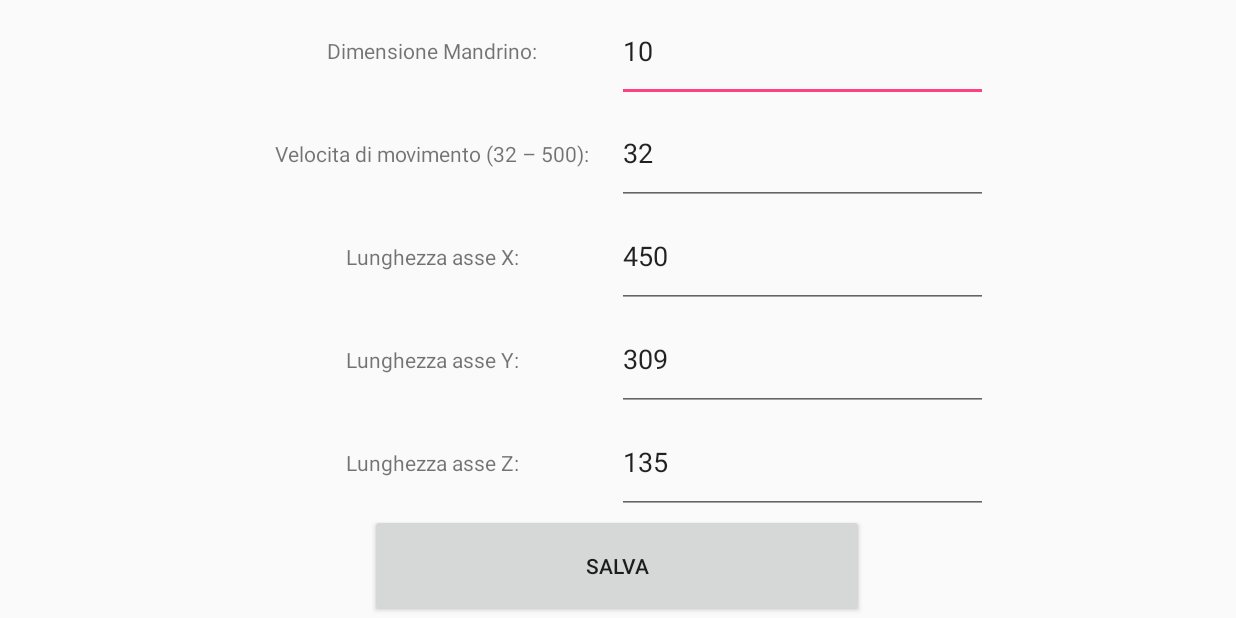
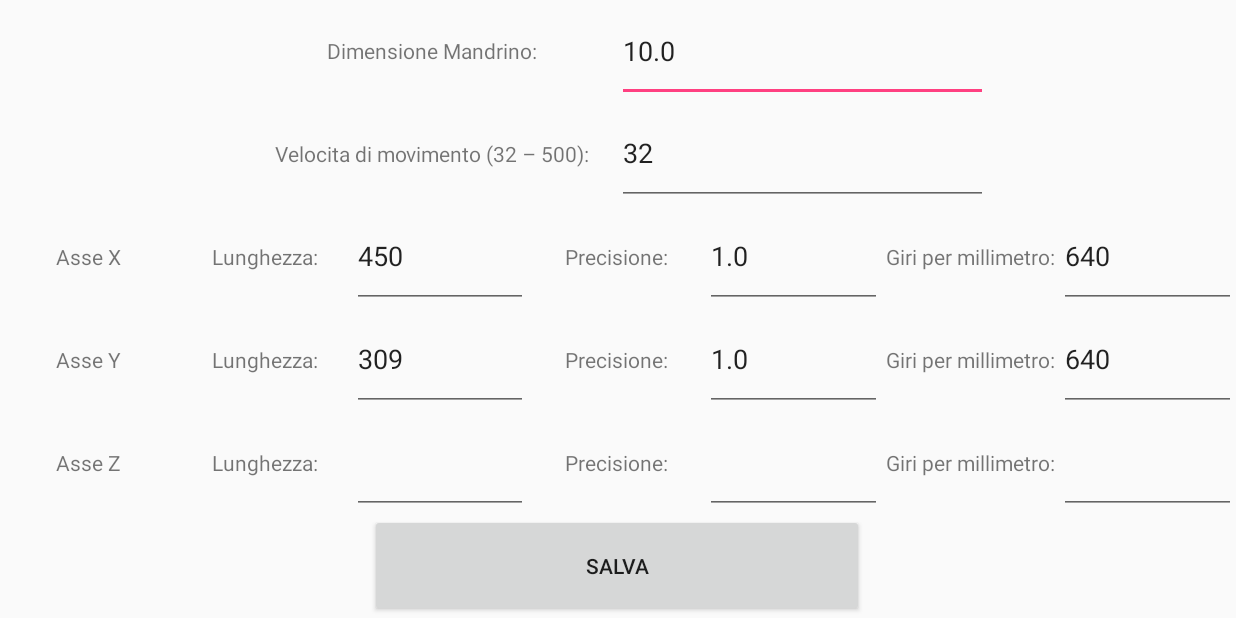
Before and after one commit to sgarzo10/macchinaCNC, an Android app: the SettingsActivity screen opened directly, with no data from a screen before it, after a tap on "SALVA", on a phone screen of 824 x 412 dp (held sideways). Run offline under Robolectric (Android 15) with nearby library versions, the phone set to English and light mode, and no system bars.

Commit message:
Aggiunto concetto di precisione per il movimento

```diff
--- a/app/src/main/java/com/prova/gui/device/view/QuadratoView.java
+++ b/app/src/main/java/com/prova/gui/device/view/QuadratoView.java
@@ -100,8 +100,8 @@ public class QuadratoView extends SurfaceView implements SurfaceHolder.Callback{
         }
     }
 
-    public void drawLine(String asseS, int old, int asse){
-        int diff = Math.abs(old - app.getAscoltatore().getPosizioni()[asse]);
+    public void drawLine(String asseS, float old, int asse){
+        float diff = Math.abs(old - app.getAscoltatore().getPosizioni()[asse]);
         if (diff > 1) {
             for (int i = 0; i < diff; i++) {
                 if (asseS.equals("x")) {
--- a/app/src/main/java/com/prova/gui/settings/activity/AscoltatoreSettingsActivity.java
+++ b/app/src/main/java/com/prova/gui/settings/activity/AscoltatoreSettingsActivity.java
@@ -15,11 +15,13 @@ public class AscoltatoreSettingsActivity implements View.OnClickListener {
     public void onClick(View view) {
         switch (view.getId()) {
             case R.id.salva:
-                app.getManageXml().setDiametro(Integer.parseInt(app.getMandrino().getText().toString()));
+                app.getManageXml().setDiametro(Double.parseDouble(app.getMandrino().getText().toString()));
                 app.getManageXml().setVelocita(Integer.parseInt(app.getVelocita().getText().toString()));
-                app.getManageXml().getLunghezze().set(0, Integer.parseInt(app.getLunghezzaX().getText().toString()));
-                app.getManageXml().getLunghezze().set(1, Integer.parseInt(app.getLunghezzaY().getText().toString()));
-                app.getManageXml().getLunghezze().set(2, Integer.parseInt(app.getLunghezzaZ().getText().toString()));
+                for (int i = 0; i < 2; i++) {
+                    app.getManageXml().getLunghezze().set(i, Integer.parseInt(app.getLunghezze().get(i).getText().toString()));
+                    app.getManageXml().getPrecisioni().set(i, Float.parseFloat(app.getPrecisioni().get(i).getText().toString()));
+                    app.getManageXml().getGiriMillimetro().set(i, Integer.parseInt(app.getGiriMillimetro().get(i).getText().toString()));
+                }
                 try {
                     app.getManageXml().setOst(app.openFileOutput("config.xml", MODE_PRIVATE));
                     app.getManageXml().writeXml();
--- a/app/src/main/java/com/prova/gui/settings/activity/SettingsActivity.java
+++ b/app/src/main/java/com/prova/gui/settings/activity/SettingsActivity.java
@@ -11,21 +11,22 @@ import com.prova.gui.settings.utility.ManageXml;
 
 import java.io.File;
 import java.io.FileNotFoundException;
+import java.util.ArrayList;
 
 public class SettingsActivity extends AppCompatActivity {
 
     private EditText mandrino;
     private EditText velocita;
-    private EditText lunghezzaX;
-    private EditText lunghezzaY;
-    private EditText lunghezzaZ;
+    private ArrayList<EditText> lunghezze;
+    private ArrayList<EditText> precisioni;
+    private ArrayList<EditText> giriMillimetro;
     private ManageXml manageXml;
 
     public EditText getMandrino() { return mandrino; }
-    public EditText getLunghezzaX() { return lunghezzaX; }
-    public EditText getLunghezzaY() { return lunghezzaY; }
-    public EditText getLunghezzaZ() { return lunghezzaZ; }
     public EditText getVelocita() { return velocita; }
+    public ArrayList<EditText> getLunghezze() { return lunghezze; }
+    public ArrayList<EditText> getPrecisioni() { return precisioni; }
+    public ArrayList<EditText> getGiriMillimetro() { return giriMillimetro; }
     public ManageXml getManageXml() { return manageXml; }
 
 
@@ -34,12 +35,21 @@ public class SettingsActivity extends AppCompatActivity {
     protected void onCreate(Bundle savedInstanceState) {
         super.onCreate(savedInstanceState);
         setContentView(R.layout.activity_settings);
+        lunghezze = new ArrayList<>();
+        precisioni = new ArrayList<>();
+        giriMillimetro = new ArrayList<>();
         Button salva = findViewById(R.id.salva);
         mandrino = findViewById(R.id.mandrino);
         velocita = findViewById(R.id.velocita);
-        lunghezzaX = findViewById(R.id.lunghezzaX);
-        lunghezzaY = findViewById(R.id.lunghezzaY);
-        lunghezzaZ = findViewById(R.id.lunghezzaZ);
+        lunghezze.add((EditText) findViewById(R.id.lunghezzaX));
+        lunghezze.add((EditText) findViewById(R.id.lunghezzaY));
+        lunghezze.add((EditText) findViewById(R.id.lunghezzaZ));
+        precisioni.add((EditText) findViewById(R.id.precisioneX));
+        precisioni.add((EditText) findViewById(R.id.precisioneY));
+        precisioni.add((EditText) findViewById(R.id.precisioneZ));
+        giriMillimetro.add((EditText) findViewById(R.id.giriX));
+        giriMillimetro.add((EditText) findViewById(R.id.giriY));
+        giriMillimetro.add((EditText) findViewById(R.id.giriZ));
         manageXml = new ManageXml();
         AscoltatoreSettingsActivity ascoltatore = new AscoltatoreSettingsActivity(this);
         salva.setOnClickListener(ascoltatore);
@@ -56,11 +66,13 @@ public class SettingsActivity extends AppCompatActivity {
             manageXml.setXrp(getResources().getXml(R.xml.config));
             manageXml.readXml(false);
         }
-        mandrino.setText(Integer.toString(manageXml.getDiametro()));
+        mandrino.setText(Double.toString(manageXml.getDiametro()));
         velocita.setText(Integer.toString(manageXml.getVelocita()));
-        lunghezzaX.setText(Integer.toString(manageXml.getLunghezze().get(0)));
-        lunghezzaY.setText(Integer.toString(manageXml.getLunghezze().get(1)));
-        lunghezzaZ.setText(Integer.toString(manageXml.getLunghezze().get(2)));
+        for (int i = 0; i< 2; i++) {
+            lunghezze.get(i).setText(Integer.toString(manageXml.getLunghezze().get(i)));
+            precisioni.get(i).setText(Float.toString(manageXml.getPrecisioni().get(i)));
+            giriMillimetro.get(i).setText(Integer.toString(manageXml.getGiriMillimetro().get(i)));
+        }
     }
 
     @Override
--- a/app/src/main/java/com/prova/gui/settings/utility/ManageXml.java
+++ b/app/src/main/java/com/prova/gui/settings/utility/ManageXml.java
@@ -15,12 +15,16 @@ public class ManageXml {
     private InputStream ist;
     private FileOutputStream ost;
     private XmlPullParser xrp;
-    private int diametro;
+    private double diametro;
     private int velocita;
     private ArrayList<Integer> lunghezze;
+    private ArrayList<Float> precisioni;
+    private ArrayList<Integer> giriMillimetro;
 
     public ManageXml(){
         lunghezze = new ArrayList<>(3);
+        precisioni = new ArrayList<>(3);
+        giriMillimetro = new ArrayList<>(3);
         diametro = 0;
         velocita = 0;
     }
@@ -33,7 +37,7 @@ public class ManageXml {
             xmlSerializer.startDocument("UTF-8", true);
             xmlSerializer.startTag("", "settings");
             xmlSerializer.startTag("", "mandrino");
-            xmlSerializer.attribute("", "diametro", Integer.toString(diametro));
+            xmlSerializer.attribute("", "diametro", Double.toString(diametro));
             xmlSerializer.endTag("", "mandrino");
             xmlSerializer.startTag("", "materiale");
             xmlSerializer.attribute("", "velocita", Integer.toString(velocita));
@@ -43,6 +47,16 @@ public class ManageXml {
             xmlSerializer.attribute("", "y", Integer.toString(lunghezze.get(1)));
             xmlSerializer.attribute("", "z", Integer.toString(lunghezze.get(2)));
             xmlSerializer.endTag("", "lunghezze");
+            xmlSerializer.startTag("", "precisioni");
+            xmlSerializer.attribute("", "x", Float.toString(precisioni.get(0)));
+            xmlSerializer.attribute("", "y", Float.toString(precisioni.get(1)));
+            xmlSerializer.attribute("", "z", Float.toString(precisioni.get(2)));
+            xmlSerializer.endTag("", "precisioni");
+            xmlSerializer.startTag("", "giri-millimetro");
+            xmlSerializer.attribute("", "x", Integer.toString(giriMillimetro.get(0)));
+            xmlSerializer.attribute("", "y", Integer.toString(giriMillimetro.get(1)));
+            xmlSerializer.attribute("", "z", Integer.toString(giriMillimetro.get(2)));
+            xmlSerializer.endTag("", "giri-millimetro");
             xmlSerializer.endTag("", "settings");
             xmlSerializer.endDocument();
             ost.write(writer.toString().getBytes());
@@ -72,6 +86,16 @@ public class ManageXml {
                             lunghezze.add(Integer.parseInt(xrp.getAttributeValue(1)));
                             lunghezze.add(Integer.parseInt(xrp.getAttributeValue(2)));
                         }
+                        if(name.equals("precisioni")){
+                            precisioni.add(Float.parseFloat(xrp.getAttributeValue(0)));
+                            precisioni.add(Float.parseFloat(xrp.getAttributeValue(1)));
+                            precisioni.add(Float.parseFloat(xrp.getAttributeValue(2)));
+                        }
+                        if(name.equals("giri-millimetro")){
+                            giriMillimetro.add(Integer.parseInt(xrp.getAttributeValue(0)));
+                            giriMillimetro.add(Integer.parseInt(xrp.getAttributeValue(1)));
+                            giriMillimetro.add(Integer.parseInt(xrp.getAttributeValue(2)));
+                        }
                         break;
                 }
                 event = xrp.next();
@@ -95,11 +119,15 @@ public class ManageXml {
 
     public ArrayList<Integer> getLunghezze() { return lunghezze; }
 
-    public int getDiametro() { return diametro; }
+    public double getDiametro() { return diametro; }
 
     public int getVelocita() { return velocita; }
 
-    public void setDiametro(int diametro) { this.diametro = diametro; }
+    public void setDiametro(double diametro) { this.diametro = diametro; }
 
     public void setVelocita(int velocita) { this.velocita = velocita; }
+
+    public ArrayList<Float> getPrecisioni() { return precisioni; }
+
+    public ArrayList<Integer> getGiriMillimetro() { return giriMillimetro; }
 }
--- a/app/src/main/res/layout/activity_settings.xml
+++ b/app/src/main/res/layout/activity_settings.xml
@@ -85,20 +85,23 @@
         android:layout_width="match_parent"
         android:layout_height="0dip"
         android:layout_weight="0.2"
-        android:weightSum="1"
+        android:weightSum="7"
         android:orientation="horizontal">
-
-        <RelativeLayout
-            android:layout_width="0dip"
-            android:layout_height="match_parent"
-            android:layout_weight="0.2"
-            tools:ignore="NestedWeights,UselessLeaf" />
 
         <TextView
             android:layout_width="0dip"
             android:layout_height="match_parent"
-            android:layout_weight="0.3"
-            android:text="@string/lunghezzeX"
+            android:layout_weight="1"
+            android:text="@string/asseX"
+            android:textAlignment="center"
+            android:gravity="center"
+            tools:ignore="NestedWeights" />
+
+        <TextView
+            android:layout_width="0dip"
+            android:layout_height="match_parent"
+            android:layout_weight="1"
+            android:text="@string/lunghezze"
             android:textAlignment="center"
             android:gravity="center" />
 
@@ -106,15 +109,41 @@
             android:id="@+id/lunghezzaX"
             android:layout_width="0dip"
             android:layout_height="match_parent"
-            android:layout_weight="0.3"
+            android:layout_weight="1"
             android:inputType="number"
             tools:ignore="LabelFor" />
 
-        <RelativeLayout
+        <TextView
             android:layout_width="0dip"
             android:layout_height="match_parent"
-            android:layout_weight="0.2"
-            tools:ignore="UselessLeaf" />
+            android:layout_weight="1"
+            android:text="@string/precisione"
+            android:textAlignment="center"
+            android:gravity="center" />
+
+        <EditText
+            android:id="@+id/precisioneX"
+            android:layout_width="0dip"
+            android:layout_height="match_parent"
+            android:layout_weight="1"
+            android:inputType="number"
+            tools:ignore="LabelFor" />
+
+        <TextView
+            android:layout_width="0dip"
+            android:layout_height="match_parent"
+            android:layout_weight="1"
+            android:text="@string/giri"
+            android:textAlignment="center"
+            android:gravity="center" />
+
+        <EditText
+            android:id="@+id/giriX"
+            android:layout_width="0dip"
+            android:layout_height="match_parent"
+            android:layout_weight="1"
+            android:inputType="number"
+            tools:ignore="LabelFor" />
 
     </LinearLayout>
 
@@ -122,20 +151,23 @@
         android:layout_width="match_parent"
         android:layout_height="0dip"
         android:layout_weight="0.2"
-        android:weightSum="1"
+        android:weightSum="7"
         android:orientation="horizontal">
-
-        <RelativeLayout
-            android:layout_width="0dip"
-            android:layout_height="match_parent"
-            android:layout_weight="0.2"
-            tools:ignore="NestedWeights,UselessLeaf" />
 
         <TextView
             android:layout_width="0dip"
             android:layout_height="match_parent"
-            android:layout_weight="0.3"
-            android:text="@string/lunghezzeY"
+            android:layout_weight="1"
+            android:text="@string/asseY"
+            android:textAlignment="center"
+            android:gravity="center"
+            tools:ignore="NestedWeights" />
+
+        <TextView
+            android:layout_width="0dip"
+            android:layout_height="match_parent"
+            android:layout_weight="1"
+            android:text="@string/lunghezze"
             android:textAlignment="center"
             android:gravity="center" />
 
@@ -143,15 +175,41 @@
             android:id="@+id/lunghezzaY"
             android:layout_width="0dip"
             android:layout_height="match_parent"
-            android:layout_weight="0.3"
+            android:layout_weight="1"
             android:inputType="number"
             tools:ignore="LabelFor" />
 
-        <RelativeLayout
+        <TextView
             android:layout_width="0dip"
             android:layout_height="match_parent"
-            android:layout_weight="0.2"
-            tools:ignore="UselessLeaf" />
+            android:layout_weight="1"
+            android:text="@string/precisione"
+            android:textAlignment="center"
+            android:gravity="center" />
+
+        <EditText
+            android:id="@+id/precisioneY"
+            android:layout_width="0dip"
+            android:layout_height="match_parent"
+            android:layout_weight="1"
+            android:inputType="number"
+            tools:ignore="LabelFor" />
+
+        <TextView
+            android:layout_width="0dip"
+            android:layout_height="match_parent"
+            android:layout_weight="1"
+            android:text="@string/giri"
+            android:textAlignment="center"
+            android:gravity="center" />
+
+        <EditText
+            android:id="@+id/giriY"
+            android:layout_width="0dip"
+            android:layout_height="match_parent"
+            android:layout_weight="1"
+            android:inputType="number"
+            tools:ignore="LabelFor" />
 
     </LinearLayout>
 
@@ -159,36 +217,65 @@
         android:layout_width="match_parent"
         android:layout_height="0dip"
         android:layout_weight="0.2"
-        android:weightSum="1"
+        android:weightSum="7"
         android:orientation="horizontal">
-
-        <RelativeLayout
-            android:layout_width="0dip"
-            android:layout_height="match_parent"
-            android:layout_weight="0.2"
-            tools:ignore="NestedWeights,UselessLeaf" />
 
         <TextView
             android:layout_width="0dip"
             android:layout_height="match_parent"
-            android:layout_weight="0.3"
-            android:text="@string/lunghezzeZ"
+            android:layout_weight="1"
+            android:text="@string/asseZ"
             android:textAlignment="center"
-            android:gravity="center"/>
+            android:gravity="center"
+            tools:ignore="NestedWeights" />
+
+        <TextView
+            android:layout_width="0dip"
+            android:layout_height="match_parent"
+            android:layout_weight="1"
+            android:text="@string/lunghezze"
+            android:textAlignment="center"
+            android:gravity="center" />
 
         <EditText
             android:id="@+id/lunghezzaZ"
             android:layout_width="0dip"
             android:layout_height="match_parent"
-            android:layout_weight="0.3"
+            android:layout_weight="1"
             android:inputType="number"
             tools:ignore="LabelFor" />
 
-        <RelativeLayout
+        <TextView
             android:layout_width="0dip"
             android:layout_height="match_parent"
-            android:layout_weight="0.2"
-            tools:ignore="UselessLeaf" />
+            android:layout_weight="1"
+            android:text="@string/precisione"
+            android:textAlignment="center"
+            android:gravity="center" />
+
+        <EditText
+            android:id="@+id/precisioneZ"
+            android:layout_width="0dip"
+            android:layout_height="match_parent"
+            android:layout_weight="1"
+            android:inputType="number"
+            tools:ignore="LabelFor" />
+
+        <TextView
+            android:layout_width="0dip"
+            android:layout_height="match_parent"
+            android:layout_weight="1"
+            android:text="@string/giri"
+            android:textAlignment="center"
+            android:gravity="center" />
+
+        <EditText
+            android:id="@+id/giriZ"
+            android:layout_width="0dip"
+            android:layout_height="match_parent"
+            android:layout_weight="1"
+            android:inputType="number"
+            tools:ignore="LabelFor" />
 
     </LinearLayout>
 
--- a/app/src/main/res/values/strings.xml
+++ b/app/src/main/res/values/strings.xml
@@ -38,10 +38,13 @@
     <string name="posiziona">posiziona</string>
     <string name="mandrino">Dimensione Mandrino:</string>
     <string name="velocita">Velocita di movimento (32 – 500):</string>
-    <string name="lunghezzeX">Lunghezza asse X:</string>
-    <string name="lunghezzeY">Lunghezza asse Y:</string>
-    <string name="lunghezzeZ">Lunghezza asse Z:</string>
-    <string name="output_posizioni">X: %1$d Y: %2$d Z: %3$d</string>
+    <string name="asseX">Asse X</string>
+    <string name="asseY">Asse Y</string>
+    <string name="asseZ">Asse Z</string>
+    <string name="lunghezze">Lunghezza:</string>
+    <string name="precisione">Precisione:</string>
+    <string name="giri">Giri per millimetro:</string>
+    <string name="output_posizioni">X: %1$f Y: %2$f Z: %3$f</string>
     <string name="output_lunghezze">LX: %1$d LY: %2$d LZ: %3$d</string>
     <string name="salva">salva</string>
 </resources>
--- a/app/src/main/res/xml/config.xml
+++ b/app/src/main/res/xml/config.xml
@@ -3,4 +3,6 @@
     <mandrino diametro="10"/>
 	<materiale velocita="32"/>
 	<lunghezze x="450" y = "309" z = "135"/>
+	<precisioni x="1" y="1" z="1"/>
+	<giri-millimetro x="640" y="640" z="430"/>
 </settings>
```
Also changed, not shown: app/src/main/java/com/prova/gui/device/activity/AscoltatoreConnectionActivity.java (+28 -25 lines), app/src/main/java/com/prova/gui/device/activity/ConnectionActivity.java (+31 -8 lines), app/src/main/java/com/prova/gui/device/utility/DrawFigure.java (+95 -78 lines), app/src/main/java/com/prova/gui/device/utility/MovePoint.java (+4 -4 lines), app/src/main/java/com/prova/gui/device/utility/MyHandler.java (+23 -3 lines), 2 other files.
